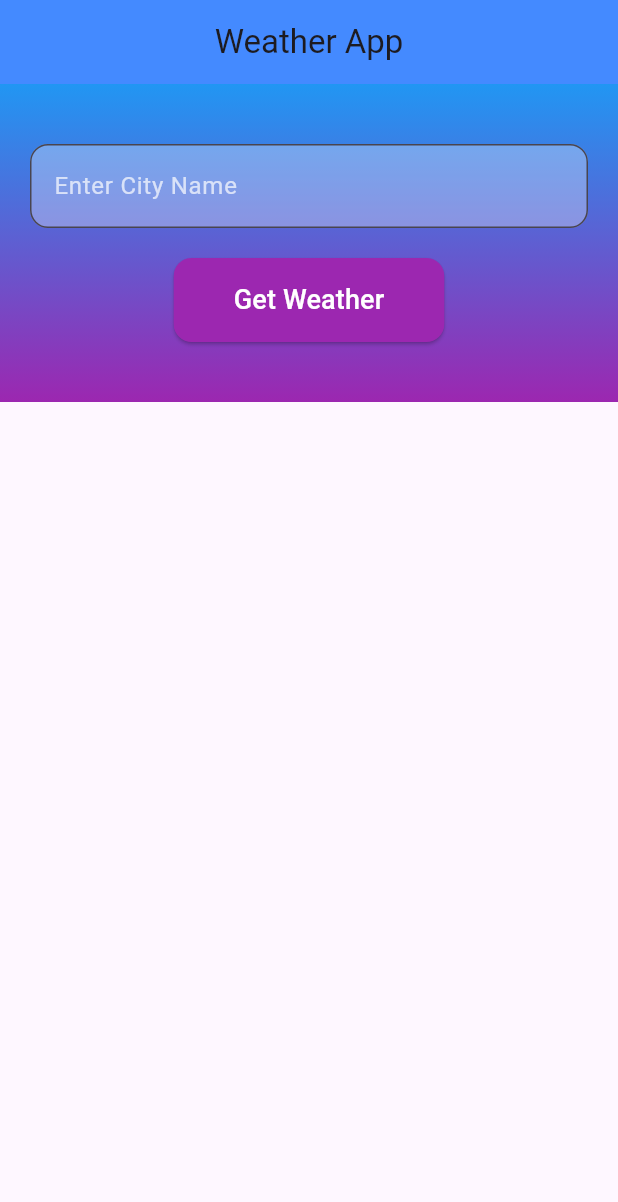
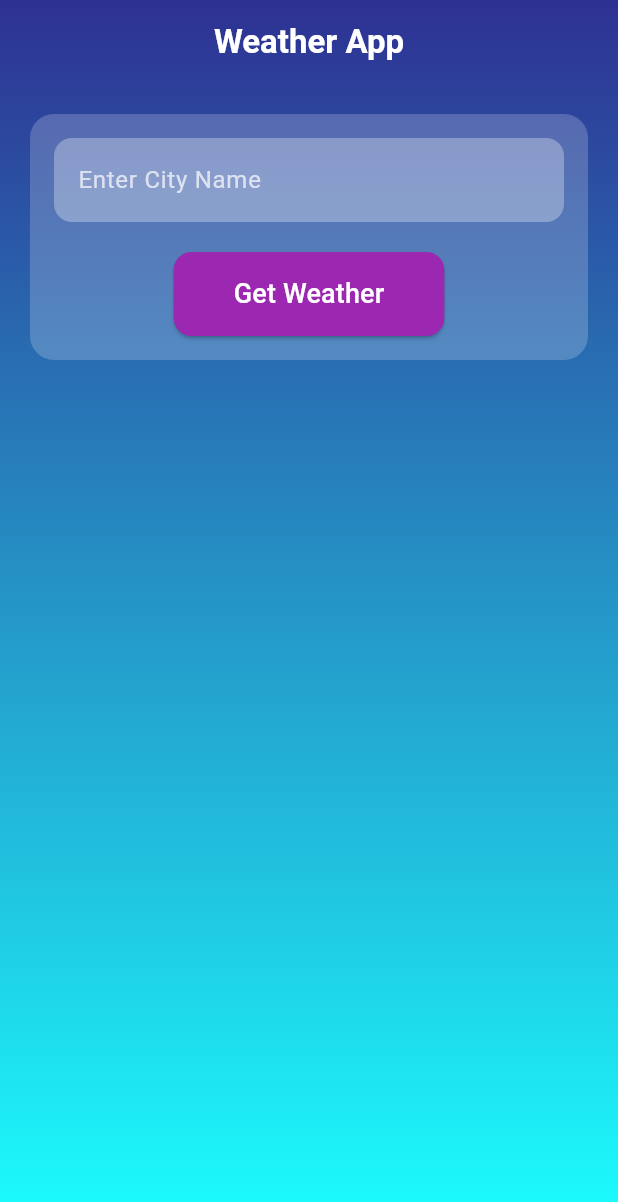
Before and after one commit to Rushu41/Simple-Weather-App, a Flutter app: the screen it shows after launch, on a phone screen of 412 x 824 dp. Shown: the top 1202 px of the screen. Run offline on Flutter 3.47's test engine with Material 3 defaults, Android fonts, the phone set to English and light mode, and no system bars; our stand-ins replace geocoding, geolocator.

Commit message:
fixed bottom overflow

```diff
--- a/lib/pages/weather_page.dart
+++ b/lib/pages/weather_page.dart
@@ -49,47 +49,56 @@ class _WeatherPageState extends State<WeatherPage> {
 
   @override
   Widget build(BuildContext context) {
-    return Scaffold(
-      appBar: AppBar(
-        title: const Text('Weather App'),
-        backgroundColor: Colors.blueAccent,
-        centerTitle: true,
-      ),
-      body: SingleChildScrollView(
-        child: Container(
+    return Container(
       decoration: const BoxDecoration(
         gradient: LinearGradient(
-              colors: [Colors.blue, Colors.purple],
+          colors: [Color(0xFF2E3192), Color(0xFF1BFFFF)],
           begin: Alignment.topCenter,
           end: Alignment.bottomCenter,
         ),
       ),
+      child: Scaffold(
+        extendBodyBehindAppBar: true,
+        backgroundColor: Colors.transparent,
+        appBar: AppBar(
+          title: const Text(
+            'Weather App',
+            style: TextStyle(
+              fontSize: 22,
+              fontWeight: FontWeight.bold,
+              color: Colors.white,
+            ),
+          ),
+          backgroundColor: Colors.transparent,
+          elevation: 0,
+          centerTitle: true,
+        ),
+        body: SafeArea(
+          child: SingleChildScrollView(
+            child: Padding(
               padding: const EdgeInsets.all(20),
-          child: Center(
-            child: _isLoading
-                ? const CircularProgressIndicator(
-              color: Colors.white,
-            )
-                : Column(
+              child: Column(
                 mainAxisAlignment: MainAxisAlignment.center,
                 crossAxisAlignment: CrossAxisAlignment.center,
                 children: [
-                // Input for city name
-                Padding(
-                  padding: const EdgeInsets.symmetric(vertical: 20),
-                  child: TextField(
+                  Container(
+                    padding: const EdgeInsets.all(16),
+                    decoration: BoxDecoration(
+                      color: Colors.white.withOpacity(0.2),
+                      borderRadius: BorderRadius.circular(16),
+                    ),
+                    child: Column(
+                      children: [
+                        TextField(
                           controller: _cityController,
-                    decoration: const InputDecoration(
+                          decoration: InputDecoration(
                             filled: true,
-                      fillColor: Colors.white30,
+                            fillColor: Colors.white.withOpacity(0.3),
                             hintText: 'Enter City Name',
-                      hintStyle: TextStyle(color: Colors.white70),
+                            hintStyle: const TextStyle(color: Colors.white70),
                             border: OutlineInputBorder(
-                        borderRadius: BorderRadius.all(Radius.circular(12)),
-                      ),
-                      focusedBorder: OutlineInputBorder(
-                        borderRadius: BorderRadius.all(Radius.circular(12)),
-                        borderSide: BorderSide(color: Colors.white),
+                              borderRadius: BorderRadius.circular(12),
+                              borderSide: BorderSide.none,
                             ),
                           ),
                           style: const TextStyle(color: Colors.white),
@@ -99,9 +108,7 @@ class _WeatherPageState extends State<WeatherPage> {
                             });
                           },
                         ),
-                ),
-
-                // Button to fetch weather data
+                        const SizedBox(height: 20),
                         ElevatedButton(
                           onPressed: _fetchWeather,
                           style: ElevatedButton.styleFrom(
@@ -116,16 +123,16 @@ class _WeatherPageState extends State<WeatherPage> {
                           ),
                           child: const Text(
                             'Get Weather',
-                    style: TextStyle(
-                      fontSize: 18,
-                      color: Colors.white,
+                            style: TextStyle(fontSize: 18, color: Colors.white),
                           ),
                         ),
+                      ],
                     ),
-
-                // Error or weather display
-                const SizedBox(height: 20),
-                _errorMessage != null
+                  ),
+                  const SizedBox(height: 30),
+                  _isLoading
+                      ? const CircularProgressIndicator(color: Colors.white)
+                      : _errorMessage != null
                       ? Text(
                     _errorMessage!,
                     style: const TextStyle(
@@ -134,7 +141,13 @@ class _WeatherPageState extends State<WeatherPage> {
                     ),
                   )
                       : _weather != null
-                    ? Column(
+                      ? Container(
+                    padding: const EdgeInsets.all(16),
+                    decoration: BoxDecoration(
+                      color: Colors.white.withOpacity(0.2),
+                      borderRadius: BorderRadius.circular(16),
+                    ),
+                    child: Column(
                       children: [
                         Text(
                           _weather!.cityName,
@@ -168,19 +181,14 @@ class _WeatherPageState extends State<WeatherPage> {
                         const SizedBox(height: 10),
                         Text(
                           'Humidity: ${_weather!.humidity}%',
-                      style: const TextStyle(
-                        fontSize: 20,
-                        color: Colors.white70,
-                      ),
+                          style: const TextStyle(fontSize: 20, color: Colors.white70),
                         ),
                         Text(
                           'Wind Speed: ${_weather!.windSpeed} m/s',
-                      style: const TextStyle(
-                        fontSize: 20,
-                        color: Colors.white70,
-                      ),
+                          style: const TextStyle(fontSize: 20, color: Colors.white70),
                         ),
                       ],
+                    ),
                   )
                       : Container(),
                 ],
@@ -188,6 +196,7 @@ class _WeatherPageState extends State<WeatherPage> {
             ),
           ),
         ),
+      ),
     );
   }
 }
```
Lines whose indentation alone changed are shown as unchanged.
